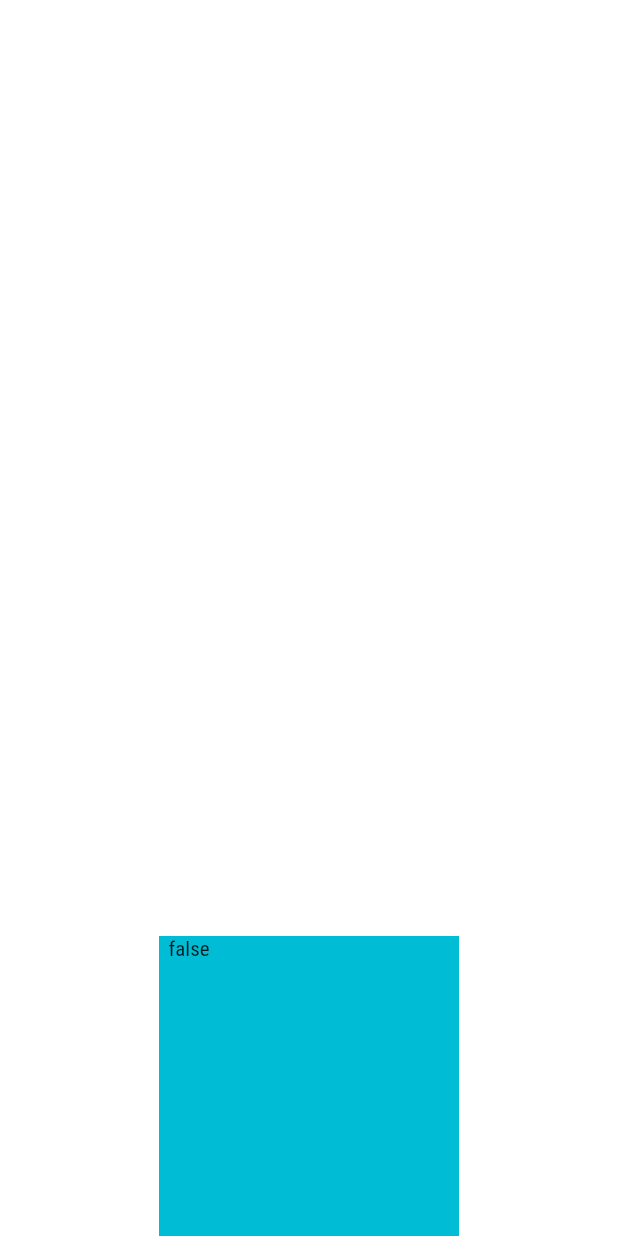
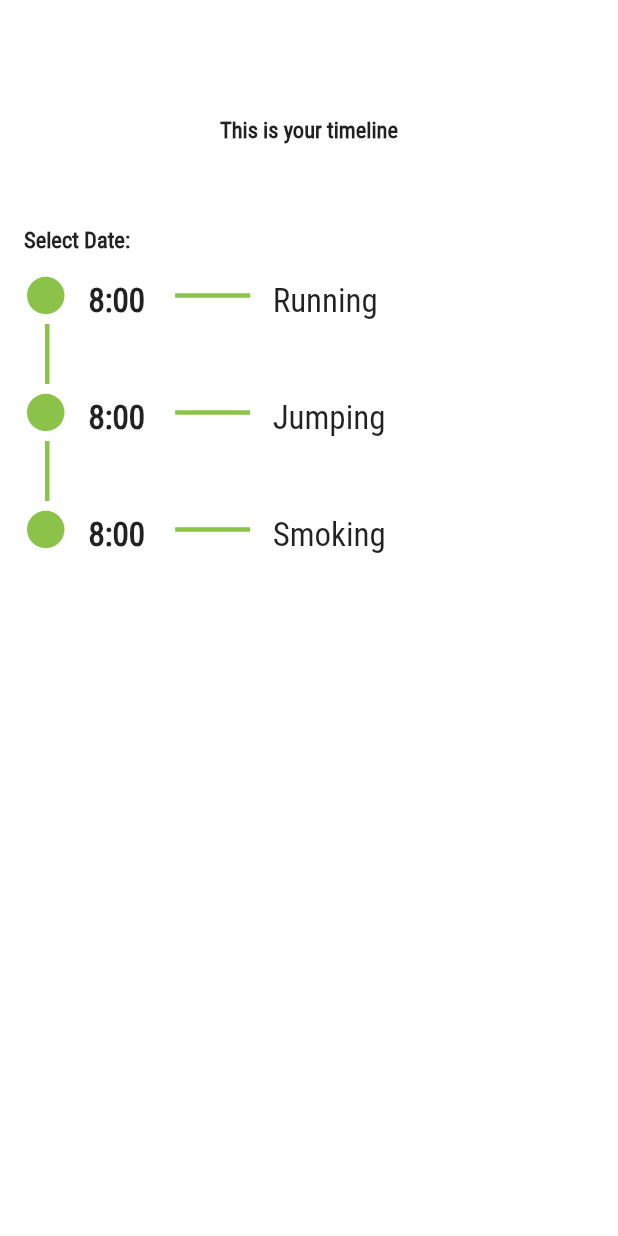
Before and after one commit to almightydreamer/time_tracker, a Flutter app: the screen it shows after launch, on a phone screen of 412 x 824 dp. Run offline on Flutter 3.47's test engine with Material 2 defaults, Android fonts, the phone set to English and light mode, and no system bars; our stand-ins replace drift, either_dart, flutter_svg, get, get_it; accounts and stored records are empty; generated files the repository leaves out were written again.

Commit message:
added timeline-ui

```diff
--- a/presentation/lib/main.dart
+++ b/presentation/lib/main.dart
@@ -9,6 +9,7 @@ import 'package:dependency_injection/dependency_injection.dart' as di;
 import 'package:get_it/get_it.dart';
 import 'package:presentation/pages/home/home_page.dart';
 import 'package:flutter/material.dart';
+import 'package:presentation/pages/time_line/controllers/time_line_page.dart';
 
 
 void main() {
@@ -27,6 +28,6 @@ class MoviesApp extends StatelessWidget {
         theme: ThemeData(
           canvasColor: Colors.transparent,
         ),
-        home: const HomePage());
+        home: const TimeLinePage());
   }
 }
--- a/presentation/lib/pages/home/home_page.dart
+++ b/presentation/lib/pages/home/home_page.dart
@@ -16,6 +16,9 @@ class _HomePageState extends State<HomePage> {
   bool isStarted = false;
   String activeAction = " ";
 
+  void triggerTimer() {
+    print("timer is started");
+  }
 
   @override
   void initState() {
@@ -49,7 +52,8 @@ class _HomePageState extends State<HomePage> {
                       width: 150,
                       child: Draggable(
                         data: "${controller.actions[index].name}",
-                        childWhenDragging: Text("${controller.actions[index].name}"),
+                        childWhenDragging:
+                            Text("${controller.actions[index].name}"),
                         feedback: Text("${controller.actions[index].name}"),
                         child: Text("${controller.actions[index].name}"),
                       ),
@@ -62,11 +66,13 @@ class _HomePageState extends State<HomePage> {
                 width: 200,
                 height: 200,
                 child: DragTarget<String>(
-                  onAccept: (String active) =>
+                  onAccept: (String active) {
                     setState(() {
                       isStarted = true;
                       activeAction = active;
-                      }),
+                    });
+                    triggerTimer();
+                  },
                   builder: (context, _, __) {
                     return Container(
                       color: Colors.pinkAccent,
--- /dev/null
+++ b/presentation/lib/pages/time_line/controllers/time_line_page.dart
@@ -0,0 +1,163 @@
+import 'package:flutter/cupertino.dart';
+import 'package:flutter/material.dart';
+import 'package:intl/intl.dart';
+
+import '../../../resources/custom_colors.dart';
+import '../../../resources/text_styles.dart';
+
+class TimeLinePage extends StatefulWidget {
+  const TimeLinePage({Key? key}) : super(key: key);
+
+  @override
+  State<TimeLinePage> createState() => _TimeLinePageState();
+}
+
+class _TimeLinePageState extends State<TimeLinePage> {
+  final List actions = ["Running", "Jumping", "Smoking"];
+
+  final List<String> list = <String>[
+    "${int.parse(DateFormat('d').format(DateTime.now()))} ${(DateFormat('yMMMM').format(DateTime.now()))}",
+    "${int.parse(DateFormat('d').format(DateTime.now())) - 1} ${(DateFormat('yMMMM').format(DateTime.now()))}",
+    "${int.parse(DateFormat('d').format(DateTime.now())) - 2} ${(DateFormat('yMMMM').format(DateTime.now()))}",
+  ];
+  late String dropdownValue;
+
+  final bool isLast = false;
+
+  @override
+  void initState() {
+    dropdownValue = list.first;
+    super.initState();
+  }
+
+  @override
+  Widget build(BuildContext context) {
+    return Scaffold(
+      body: Container(
+        padding: const EdgeInsets.all(16),
+        color: Colors.white,
+        child: Column(
+          mainAxisAlignment: MainAxisAlignment.center,
+          crossAxisAlignment: CrossAxisAlignment.center,
+          children: [
+            const SizedBox(
+              height: 56,
+            ),
+            Text(
+              "This is your timeline",
+              style: TextStyles.robotoCondensed15w400
+                  .copyWith(height: 1.71, fontWeight: FontWeight.w600),
+            ),
+            const SizedBox(
+              height: 40,
+            ),
+            Row(
+              children: [
+                Text(
+                  "Select Date: ",
+                  style: TextStyles.robotoCondensed15w400
+                      .copyWith(height: 1.71, fontWeight: FontWeight.w600),
+                ),
+                /*DropdownButton(
+                  iconEnabledColor: Colors.cyanAccent,
+                  dropdownColor: Colors.greenAccent,
+                  value: dropdownValue,
+                  onChanged: (String? value) {
+                    setState(() {
+                      dropdownValue = value!;
+                    });
+                  },
+                  items: list.map<DropdownMenuItem<String>>((String value) {
+                    return DropdownMenuItem<String>(
+                      value: value,
+                      child: Text(value),
+                    );
+                  }).toList(),
+                ),*/
+                const SizedBox(
+                  height: 40,
+                ),
+              ],
+            ),
+            Expanded(
+              child: ListView.builder(
+                itemBuilder: (BuildContext context, int index) {
+                  return Column(
+                    mainAxisAlignment: MainAxisAlignment.start,
+                    crossAxisAlignment: CrossAxisAlignment.start,
+                    children: [
+                      Row(
+                        mainAxisAlignment: MainAxisAlignment.start,
+                        children: [
+                          const SizedBox(
+                            width: 2,
+                          ),
+                          Container(
+                            height: 25,
+                            width: 25,
+                            decoration: BoxDecoration(
+                              borderRadius: BorderRadius.circular(32),
+                              color: Colors.lightGreen,
+                            ),
+                          ),
+                          const SizedBox(
+                            width: 16,
+                          ),
+                          Container(
+                            child: Text(
+                              "8:00 ",
+                              style: TextStyles.robotoCondensed22w400.copyWith(
+                                  height: 1.71, fontWeight: FontWeight.w600),
+                            ),
+                          ),
+                          const SizedBox(
+                            width: 15,
+                          ),
+                          Container(
+                            width: 50,
+                            height: 3,
+                            color: Colors.lightGreen,
+                          ),
+                          const SizedBox(
+                            width: 15,
+                          ),
+                          Container(
+                            //padding: const EdgeInsets.symmetric(horizontal: 35),
+                            child: Text(
+                              actions[index],
+                              style: TextStyles.robotoCondensed22w400.copyWith(
+                                  height: 1.71, fontWeight: FontWeight.w400),
+                            ),
+                          ),
+                          const SizedBox(
+                            width: 40,
+                          ),
+                        ],
+                      ),
+                      Padding(
+                        padding: const EdgeInsets.only(left: 14.0),
+                        child: (actions.length != index+1) ? Container(
+                          width: 3,
+                          height: 40,
+                          color: Colors.lightGreen,
+                        ) : Expanded(
+                            child: Container(
+                            ),
+                          ),
+                        ),
+
+
+                    ],
+                  );
+                },
+                itemCount: actions.length,
+              ),
+
+            ),
+
+          ],
+        ),
+      ),
+    );
+  }
+}
--- a/presentation/lib/resources/text_styles.dart
+++ b/presentation/lib/resources/text_styles.dart
@@ -4,4 +4,7 @@ import 'fonts.dart';
 class TextStyles {
   static TextStyle robotoCondensed15w400 =
       TextStyle(fontFamily: Fonts.robotoCondensed, fontSize: 15, fontWeight: FontWeight.w400);
+
+  static TextStyle robotoCondensed22w400 =
+      TextStyle(fontFamily: Fonts.robotoCondensed, fontSize: 22, fontWeight: FontWeight.w400);
 }
--- a/presentation/lib/resources/vectors.dart
+++ b/presentation/lib/resources/vectors.dart
@@ -3,6 +3,7 @@ import 'package:flutter_svg/flutter_svg.dart';
 
 class Assets {
   static SvgPicture backPage = SvgPicture.asset('assets/vectors/backpage.svg');
+  static SvgPicture start = SvgPicture.asset('assets/vectors/start.svg');
 
   static Image splash = Image.asset('assets/splash.png');
 }
```
Also changed, not shown: presentation/assets/vectors/start.svg (added). Lines whose indentation alone changed are shown as unchanged.
